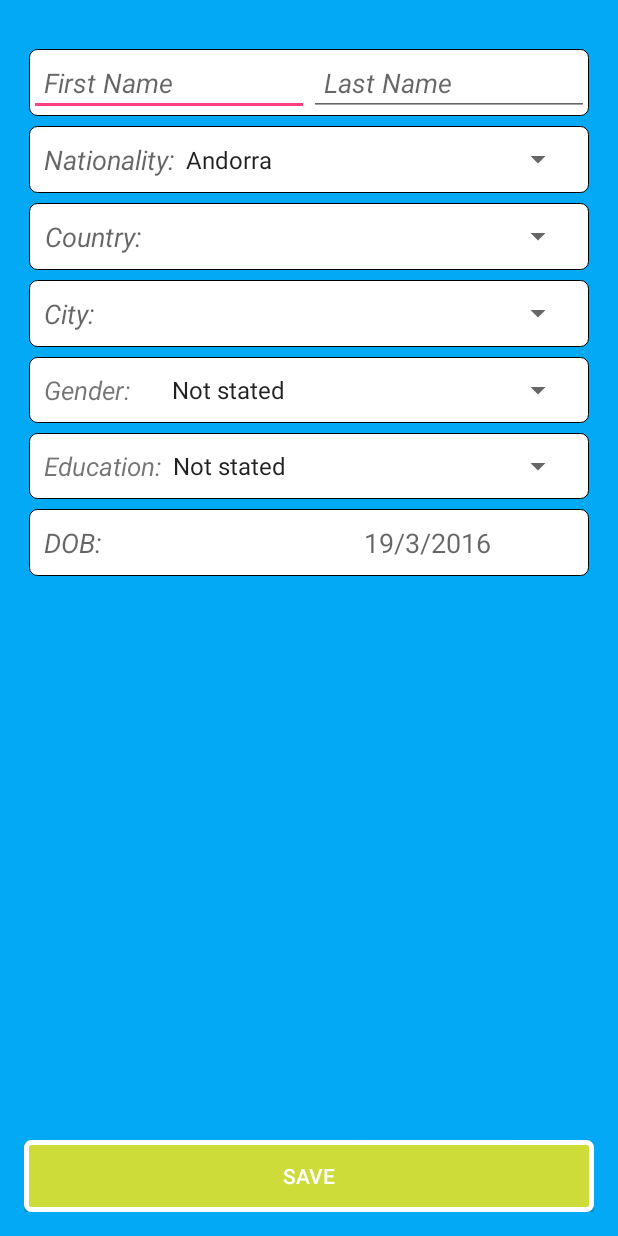
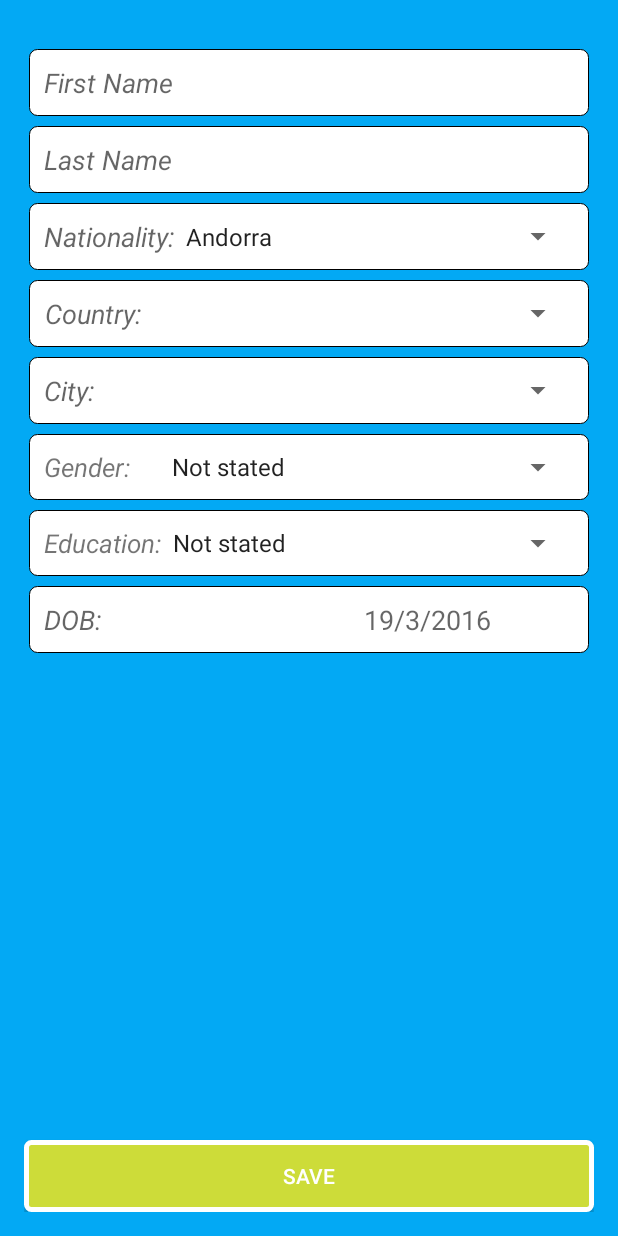
Before and after one commit to Maruf-R/socialApp, an Android app: the EditUserProfile screen opened directly, with no data from a screen before it, on a phone screen of 412 x 824 dp. Run offline under Robolectric (Android 15) with nearby library versions, the phone set to English and light mode, and no system bars.

Commit message:
minor change

```diff
--- a/app/src/main/res/layout/activity_edit_user_profile.xml
+++ b/app/src/main/res/layout/activity_edit_user_profile.xml
@@ -26,15 +26,11 @@
             android:layout_marginTop="13dp"
             android:id="@+id/linearLayout2">
 
-            <LinearLayout
-                android:orientation="horizontal"
-                android:layout_width="match_parent"
-                android:layout_height="match_parent"
-                android:background="@drawable/curved_corner"
-                android:layout_margin="3dp">
 
             <EditText
-                    android:layout_width="0dip"
+                android:background="@drawable/curved_corner"
+
+                android:layout_width="match_parent"
                 android:layout_height="wrap_content"
                 android:inputType="textPersonName"
                 android:ems="10"
@@ -43,11 +39,14 @@
                 android:padding="10dp"
 
                 android:layout_weight="1"
-                    android:textStyle="italic" />
+                android:textStyle="italic"
+                android:layout_margin="3dp"/>
 
             <EditText
+                android:background="@drawable/curved_corner"
+                android:layout_margin="3dp"
                 android:padding="10dp"
-                    android:layout_width="0dip"
+                android:layout_width="match_parent"
                 android:layout_height="wrap_content"
                 android:inputType="textPersonName"
                 android:ems="10"
@@ -56,8 +55,6 @@
 
                 android:layout_weight="1"
                 android:textStyle="italic" />
-            </LinearLayout>
-
             <LinearLayout
                 android:orientation="horizontal"
                 android:layout_width="match_parent"
```
Lines whose indentation alone changed are shown as unchanged.
